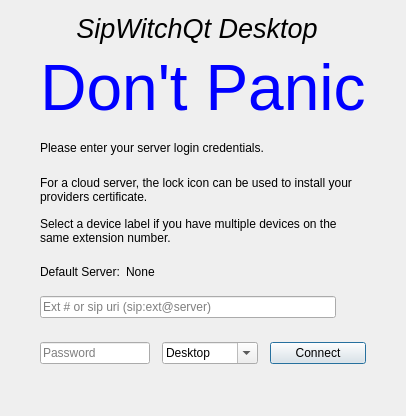
The window that Desktop/login.ui (dyfet/tycho_sipwitchqt) describes before a commit, drawn with Qt 5.
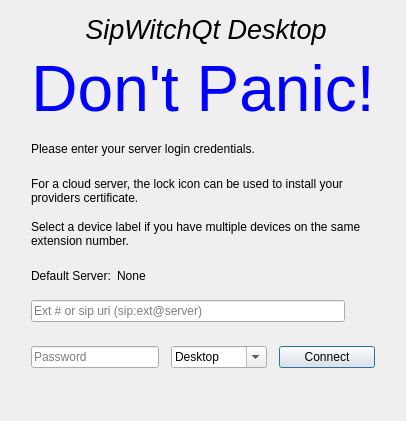
The same window after the commit. Icons and pictures are not drawn.

```diff
--- a/Desktop/login.ui
+++ b/Desktop/login.ui
@@ -7,7 +7,7 @@
     <x>0</x>
     <y>0</y>
     <width>406</width>
-    <height>416</height>
+    <height>421</height>
    </rect>
   </property>
   <property name="windowTitle">
@@ -107,7 +107,7 @@
         <string notr="true">color: blue;</string>
        </property>
        <property name="text">
-        <string>Don't Panic</string>
+        <string>Don't Panic!</string>
        </property>
        <property name="alignment">
         <set>Qt::AlignCenter</set>
```
